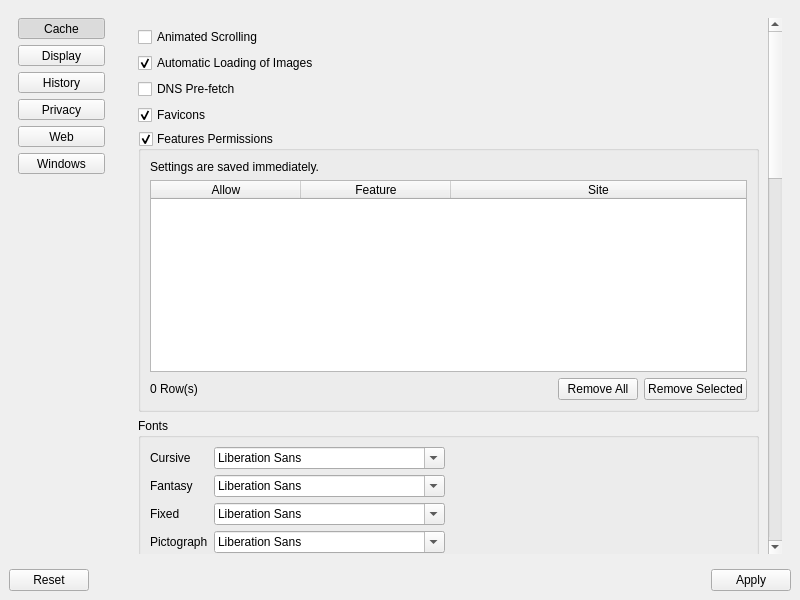
bitwiseworks/dooble-os2, file UI/dooble_settings.ui: the form before one commit.
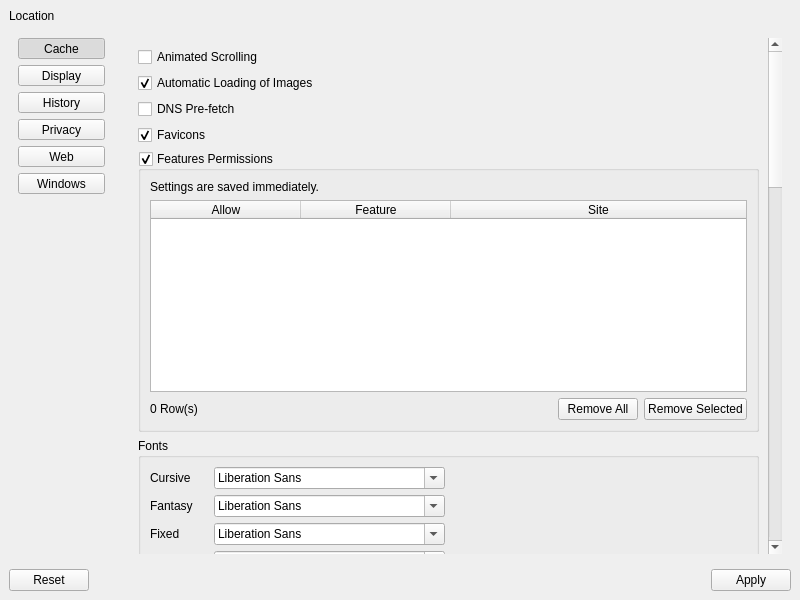
The form after the commit. The open tabs and pages were chosen to show the change. Icons and pictures are not drawn.

```diff
--- a/UI/dooble_settings.ui
+++ b/UI/dooble_settings.ui
@@ -19,6 +19,19 @@
   </property>
   <widget class="QWidget" name="centralwidget">
    <layout class="QVBoxLayout" name="verticalLayout_3">
+    <item>
+     <widget class="QLabel" name="settings_path">
+      <property name="text">
+       <string>Location</string>
+      </property>
+      <property name="wordWrap">
+       <bool>true</bool>
+      </property>
+      <property name="textInteractionFlags">
+       <set>Qt::LinksAccessibleByMouse|Qt::TextSelectableByKeyboard|Qt::TextSelectableByMouse</set>
+      </property>
+     </widget>
+    </item>
     <item>
      <layout class="QHBoxLayout" name="horizontalLayout">
       <item>
@@ -47,7 +60,7 @@
            <x>0</x>
            <y>0</y>
            <width>105</width>
-           <height>546</height>
+           <height>522</height>
           </rect>
          </property>
          <layout class="QVBoxLayout" name="verticalLayout">
@@ -1493,7 +1506,7 @@
              <property name="geometry">
               <rect>
                <x>0</x>
-               <y>0</y>
+               <y>-510</y>
                <width>642</width>
                <height>2070</height>
               </rect>
```
Left out of the diff: 146 changed lines with no effect on the pictures.
